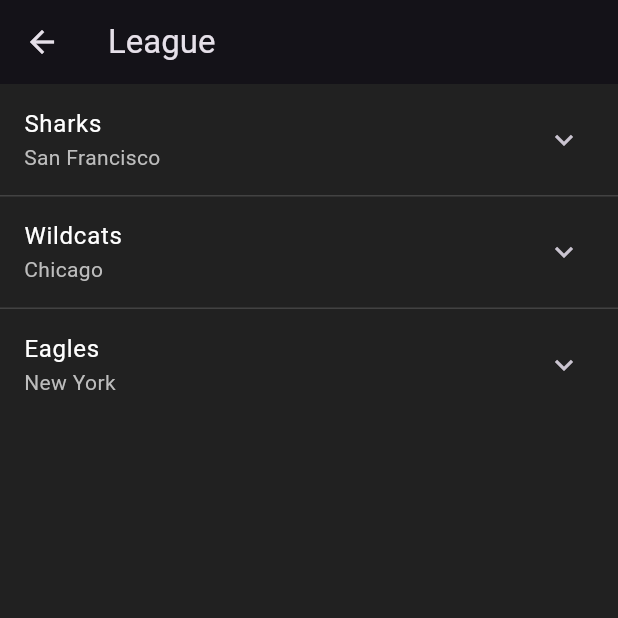
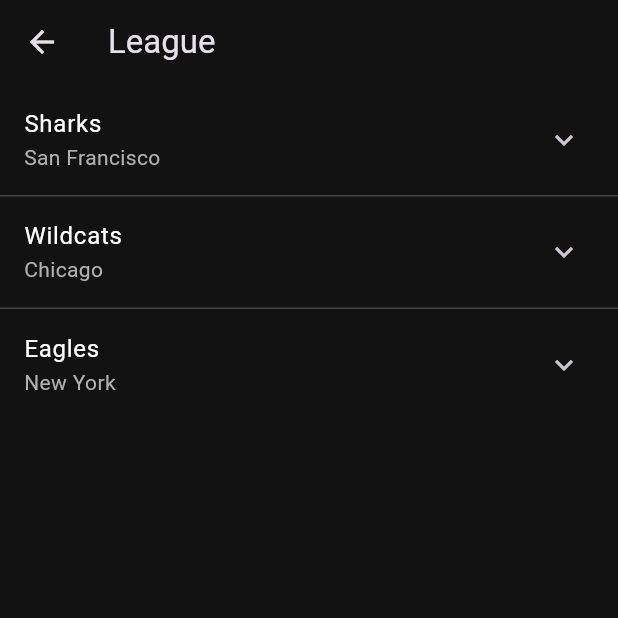
Before and after one commit to mirocle11/basketball_manager, a Flutter app: the screen it shows after launch, after a tap on "League", on a phone screen of 412 x 824 dp, the top half of it. Run offline on Flutter 3.47's test engine with Material 3 defaults, Android fonts, the light colour scheme and no system bars; our stand-ins replace equatable, go_router.

Commit message:
chore: use package imports for core constants

```diff
--- /dev/null
+++ b/lib/core/app_constants.dart
@@ -0,0 +1,55 @@
+import 'package:flutter/material.dart';
+
+class AppColors {
+  static const Color scaffoldBackground = Color(0xFF121212);
+  static const Color surface = Color(0xFF1E1E1E);
+  static const Color border = Color(0xFF424242);
+  static const Color primaryText = Colors.white;
+  static const Color secondaryText = Color(0xFFB0B0B0);
+  static const Color disabled = Color(0xFF757575);
+}
+
+class AppTextStyles {
+  static const TextStyle h1 = TextStyle(
+    color: AppColors.primaryText,
+    fontSize: 32,
+    fontWeight: FontWeight.bold,
+  );
+  static const TextStyle h2 = TextStyle(
+    color: AppColors.primaryText,
+    fontSize: 24,
+    fontWeight: FontWeight.bold,
+  );
+  static const TextStyle hRecord = TextStyle(
+    color: AppColors.primaryText,
+    fontSize: 28,
+    fontWeight: FontWeight.w600,
+  );
+  static const TextStyle h3 = TextStyle(
+    color: AppColors.primaryText,
+    fontSize: 18,
+    fontWeight: FontWeight.w500,
+  );
+  static const TextStyle body = TextStyle(
+    color: AppColors.primaryText,
+    fontSize: 16,
+  );
+  static const TextStyle bodySecondary = TextStyle(
+    color: AppColors.secondaryText,
+    fontSize: 14,
+  );
+}
+
+class AppPaddings {
+  static const double gapSmall = 4;
+  static const double gap = 12;
+  static const double gapLarge = 24;
+
+  static const EdgeInsets screen = EdgeInsets.symmetric(horizontal: 16, vertical: 12);
+  static const EdgeInsets horizontal = EdgeInsets.symmetric(horizontal: 16);
+  static const EdgeInsets vertical = EdgeInsets.symmetric(vertical: 12);
+}
+
+class AppRadii {
+  static const BorderRadius card = BorderRadius.all(Radius.circular(8));
+}
--- /dev/null
+++ b/lib/core/app_theme.dart
@@ -0,0 +1,31 @@
+import 'package:flutter/material.dart';
+import 'app_constants.dart';
+
+class AppTheme {
+  static ThemeData get darkTheme {
+    return ThemeData.dark().copyWith(
+      scaffoldBackgroundColor: AppColors.scaffoldBackground,
+      primaryColor: AppColors.surface,
+      appBarTheme: const AppBarTheme(
+        backgroundColor: AppColors.scaffoldBackground,
+        elevation: 0,
+      ),
+      dividerColor: AppColors.border,
+      textTheme: const TextTheme(
+        displayLarge: AppTextStyles.h1,
+        displayMedium: AppTextStyles.h2,
+        titleMedium: AppTextStyles.h3,
+        bodyLarge: AppTextStyles.body,
+        bodyMedium: AppTextStyles.body,
+        bodySmall: AppTextStyles.bodySecondary,
+      ),
+      bottomNavigationBarTheme: const BottomNavigationBarThemeData(
+        backgroundColor: AppColors.surface,
+        selectedItemColor: AppColors.primaryText,
+        unselectedItemColor: AppColors.disabled,
+        showSelectedLabels: false,
+        showUnselectedLabels: false,
+      ),
+    );
+  }
+}
--- a/lib/features/game_day/view/game_screen.dart
+++ b/lib/features/game_day/view/game_screen.dart
@@ -1,6 +1,7 @@
 import 'package:basketball_manager/routes/routes.dart';
 import 'package:flutter/material.dart';
 import 'package:go_router/go_router.dart';
+import 'package:basketball_manager/core/app_constants.dart';
 
 class GameScreen extends StatelessWidget {
   const GameScreen({super.key});
@@ -16,7 +17,7 @@ class GameScreen extends StatelessWidget {
         title: const Text('Game Day'),
       ),
       body: const Center(
-        child: Text('Game Day Screen - Coming Soon'),
+        child: Text('Game Day Screen - Coming Soon', style: AppTextStyles.body),
       ),
     );
   }
--- a/lib/features/home/view/home_screen.dart
+++ b/lib/features/home/view/home_screen.dart
@@ -1,6 +1,7 @@
 import 'package:flutter/material.dart';
 import 'package:go_router/go_router.dart';
-import '/routes/routes.dart';
+import 'package:basketball_manager/routes/routes.dart';
+import 'package:basketball_manager/core/app_constants.dart';
 
 /// If you already have a TeamBloc or other providers, wrap HomeScreen
 /// with BlocProviders up in main.dart. For now, this is just the UI.
@@ -14,23 +15,19 @@ class HomeScreen extends StatelessWidget {
   @override
   Widget build(BuildContext context) {
     return Scaffold(
-      backgroundColor: Colors.grey.shade900,
+      backgroundColor: AppColors.scaffoldBackground,
       body: SafeArea(
         child: Column(
           children: [
             /// ── Top section: Team name + settings icon
             Padding(
-              padding: const EdgeInsets.symmetric(horizontal: 16, vertical: 12),
+              padding: AppPaddings.screen,
               child: Row(
                 children: [
                   Expanded(
                     child: Text(
                       _teamName,
-                      style: const TextStyle(
-                        color: Colors.white,
-                        fontSize: 24,
-                        fontWeight: FontWeight.bold,
-                      ),
+                      style: AppTextStyles.h2,
                     ),
                   ),
                   IconButton(
@@ -38,7 +35,7 @@ class HomeScreen extends StatelessWidget {
                       // Using go_router: go (replace) or push
                       context.push(Routes.settings);
                     },
-                    icon: const Icon(Icons.settings, color: Colors.white),
+                    icon: const Icon(Icons.settings, color: AppColors.primaryText),
                   ),
                 ],
               ),
@@ -46,66 +43,55 @@ class HomeScreen extends StatelessWidget {
 
             /// ── Season Record Card
             Padding(
-              padding: const EdgeInsets.symmetric(horizontal: 16),
+              padding: AppPaddings.horizontal,
               child: Container(
                 width: double.infinity,
-                padding: const EdgeInsets.symmetric(vertical: 12),
+                padding: AppPaddings.vertical,
                 decoration: BoxDecoration(
-                  color: Colors.grey.shade800,
-                  borderRadius: BorderRadius.circular(8),
-                  border: Border.all(color: Colors.grey.shade700),
+                  color: AppColors.surface,
+                  borderRadius: AppRadii.card,
+                  border: Border.all(color: AppColors.border),
                 ),
                 child: Column(
                   children: [
                     Text(
                       _seasonRecord,
-                      style: const TextStyle(
-                        color: Colors.white,
-                        fontSize: 28,
-                        fontWeight: FontWeight.w600,
-                      ),
+                      style: AppTextStyles.hRecord,
                     ),
-                    const SizedBox(height: 4),
+                    const SizedBox(height: AppPaddings.gapSmall),
                     Text(
                       'Season Record',
-                      style: TextStyle(
-                        color: Colors.grey.shade400,
-                        fontSize: 14,
-                      ),
+                      style: AppTextStyles.bodySecondary,
                     ),
                   ],
                 ),
               ),
             ),
 
-            const SizedBox(height: 24),
+            const SizedBox(height: AppPaddings.gapLarge),
 
             /// ── “Quick Actions” Label
             Padding(
-              padding: const EdgeInsets.symmetric(horizontal: 16),
+              padding: AppPaddings.horizontal,
               child: Align(
                 alignment: Alignment.centerLeft,
                 child: Text(
                   'Quick Actions',
-                  style: TextStyle(
-                    color: Colors.grey.shade300,
-                    fontSize: 18,
-                    fontWeight: FontWeight.w500,
-                  ),
+                  style: AppTextStyles.h3.copyWith(color: AppColors.secondaryText),
                 ),
               ),
             ),
 
-            const SizedBox(height: 12),
+            const SizedBox(height: AppPaddings.gap),
 
             /// ── Grid of Action Buttons
             Padding(
-              padding: const EdgeInsets.symmetric(horizontal: 16),
+              padding: AppPaddings.horizontal,
               child: GridView.count(
                 shrinkWrap: true,
                 crossAxisCount: 2,
-                crossAxisSpacing: 12,
-                mainAxisSpacing: 12,
+                crossAxisSpacing: AppPaddings.gap,
+                mainAxisSpacing: AppPaddings.gap,
                 childAspectRatio: 3, // wider buttons
                 children: [
                   _ActionButton(
@@ -158,18 +144,18 @@ class HomeScreen extends StatelessWidget {
                       },
                       child: Container(
                         decoration: BoxDecoration(
-                          color: Colors.grey.shade800,
-                          borderRadius: BorderRadius.circular(8),
-                          border: Border.all(color: Colors.grey.shade700),
+                          color: AppColors.surface,
+                          borderRadius: AppRadii.card,
+                          border: Border.all(color: AppColors.border),
                         ),
                         child: const Row(
                           mainAxisAlignment: MainAxisAlignment.center,
                           children: [
-                            Icon(Icons.article, color: Colors.white),
-                            SizedBox(width: 8),
+                            Icon(Icons.article, color: AppColors.primaryText),
+                            SizedBox(width: AppPaddings.gap),
                             Text(
                               'News/Events',
-                              style: TextStyle(color: Colors.white, fontSize: 16),
+                              style: AppTextStyles.body,
                             ),
                           ],
                         ),
@@ -185,9 +171,9 @@ class HomeScreen extends StatelessWidget {
 
       /// ── Bottom Navigation Bar
       bottomNavigationBar: BottomNavigationBar(
-        backgroundColor: Colors.grey.shade800,
-        selectedItemColor: Colors.white,
-        unselectedItemColor: Colors.grey.shade500,
+        backgroundColor: AppColors.surface,
+        selectedItemColor: AppColors.primaryText,
+        unselectedItemColor: AppColors.disabled,
         currentIndex: 0, // Home is index 0
         showSelectedLabels: false,
         showUnselectedLabels: false,
@@ -256,18 +242,18 @@ class _ActionButton extends StatelessWidget {
       onTap: onTap,
       child: Container(
         decoration: BoxDecoration(
-          color: Colors.grey.shade800,
-          borderRadius: BorderRadius.circular(8),
-          border: Border.all(color: Colors.grey.shade700),
+          color: AppColors.surface,
+          borderRadius: AppRadii.card,
+          border: Border.all(color: AppColors.border),
         ),
         child: Row(
           mainAxisAlignment: MainAxisAlignment.center,
           children: [
-            Icon(icon, color: Colors.white),
-            const SizedBox(width: 8),
+            Icon(icon, color: AppColors.primaryText),
+            const SizedBox(width: AppPaddings.gap),
             Text(
               label,
-              style: const TextStyle(color: Colors.white, fontSize: 16),
+              style: AppTextStyles.body,
             ),
           ],
         ),
--- a/lib/features/home/view/splash_screen.dart
+++ b/lib/features/home/view/splash_screen.dart
@@ -1,7 +1,8 @@
 import 'dart:async';
 import 'package:flutter/material.dart';
 import 'package:go_router/go_router.dart';
-import '/routes/routes.dart';
+import 'package:basketball_manager/routes/routes.dart';
+import 'package:basketball_manager/core/app_constants.dart';
 
 class SplashScreen extends StatefulWidget {
   const SplashScreen({super.key});
@@ -23,31 +24,24 @@ class _SplashScreenState extends State<SplashScreen> {
   @override
   Widget build(BuildContext context) {
     return Scaffold(
-      backgroundColor: Colors.black,
+      backgroundColor: AppColors.scaffoldBackground,
       body: SafeArea(
         child: Stack(
           children: [
             const Center(
               child: Text(
                 'Basketball GM',
-                style: TextStyle(
-                  color: Colors.white,
-                  fontSize: 32,
-                  fontWeight: FontWeight.bold,
-                ),
+                style: AppTextStyles.h1,
               ),
             ),
             Positioned(
               left: 0,
               right: 0,
-              bottom: 24,
+              bottom: AppPaddings.gapLarge,
               child: Text(
                 'Version 1.0',
                 textAlign: TextAlign.center,
-                style: TextStyle(
-                  color: Colors.grey.shade600,
-                  fontSize: 14,
-                ),
+                style: AppTextStyles.bodySecondary,
               ),
             ),
           ],
--- a/lib/features/league/view/league_screen.dart
+++ b/lib/features/league/view/league_screen.dart
@@ -2,6 +2,7 @@ import 'package:basketball_manager/features/league/data/league_repository.dart';
 import 'package:basketball_manager/domain/entities/team.dart';
 import 'package:flutter/material.dart';
 import 'package:go_router/go_router.dart';
+import 'package:basketball_manager/core/app_constants.dart';
 
 class LeagueScreen extends StatelessWidget {
   const LeagueScreen({super.key});
@@ -20,18 +21,18 @@ class LeagueScreen extends StatelessWidget {
       ),
       body: ListView.separated(
         itemCount: teams.length,
-        separatorBuilder: (_, __) => Divider(color: Colors.grey.shade800, height: 1),
+        separatorBuilder: (_, __) => Divider(color: AppColors.border, height: 1),
         itemBuilder: (_, index) {
           final team = teams[index];
           return ExpansionTile(
-            title: Text(team.name, style: const TextStyle(color: Colors.white)),
-            subtitle: Text(team.city, style: TextStyle(color: Colors.grey.shade400)),
+            title: Text(team.name, style: AppTextStyles.body),
+            subtitle: Text(team.city, style: AppTextStyles.bodySecondary),
             children: team.roster
                 .map(
                   (p) => ListTile(
-                title: Text(p.name, style: const TextStyle(color: Colors.white)),
-                subtitle: Text(p.position.name, style: TextStyle(color: Colors.grey.shade400)),
-                trailing: Text('${p.rating}', style: const TextStyle(color: Colors.white)),
+                title: Text(p.name, style: AppTextStyles.body),
+                subtitle: Text(p.position.name, style: AppTextStyles.bodySecondary),
+                trailing: Text('${p.rating}', style: AppTextStyles.body),
               ),
             )
                 .toList(),
--- a/lib/features/standings/view/standings_screen.dart
+++ b/lib/features/standings/view/standings_screen.dart
@@ -3,6 +3,7 @@ import 'package:basketball_manager/domain/entities/team_standing.dart';
 import 'package:basketball_manager/routes/routes.dart';
 import 'package:flutter/material.dart';
 import 'package:go_router/go_router.dart';
+import 'package:basketball_manager/core/app_constants.dart';
 
 class StandingsScreen extends StatelessWidget {
   const StandingsScreen({super.key});
@@ -21,22 +22,22 @@ class StandingsScreen extends StatelessWidget {
       ),
       body: ListView.separated(
         itemCount: standings.length,
-        separatorBuilder: (_, __) => Divider(color: Colors.grey.shade800, height: 1),
+        separatorBuilder: (_, __) => Divider(color: AppColors.border, height: 1),
         itemBuilder: (context, index) {
           final team = standings[index];
           return ListTile(
             contentPadding: const EdgeInsets.symmetric(horizontal: 16, vertical: 4),
             leading: Text(
               '${index + 1}',
-              style: const TextStyle(color: Colors.white, fontWeight: FontWeight.w600),
+              style: AppTextStyles.body.copyWith(fontWeight: FontWeight.w600),
             ),
             title: Text(
               team.name,
-              style: const TextStyle(color: Colors.white),
+              style: AppTextStyles.body,
             ),
             trailing: Text(
               '${team.wins}-${team.losses}',
-              style: TextStyle(color: Colors.grey.shade400),
+              style: AppTextStyles.bodySecondary,
             ),
           );
         },
--- a/lib/features/team_management/view/team_screen.dart
+++ b/lib/features/team_management/view/team_screen.dart
@@ -2,6 +2,7 @@ import 'package:basketball_manager/domain/entities/player.dart';
 import 'package:basketball_manager/routes/routes.dart';
 import 'package:flutter/material.dart';
 import 'package:go_router/go_router.dart';
+import 'package:basketball_manager/core/app_constants.dart';
 
 import 'package:basketball_manager/features/team_management/data/team_repository.dart';
 
@@ -15,21 +16,21 @@ class TeamScreen extends StatelessWidget {
     return DefaultTabController(
       length: 4,
       child: Scaffold(
-        backgroundColor: Colors.grey.shade900,
+        backgroundColor: AppColors.scaffoldBackground,
         appBar: AppBar(
-          backgroundColor: Colors.grey.shade900,
+          backgroundColor: AppColors.scaffoldBackground,
           elevation: 0,
           leading: IconButton(
             icon: const Icon(Icons.arrow_back),
             onPressed: () => context.go(Routes.home),
           ),
-          title: const Text('Team Management', style: TextStyle(fontWeight: FontWeight.w600)),
+          title: const Text('Team Management', style: AppTextStyles.h3),
           centerTitle: true,
           bottom: const TabBar(
             isScrollable: true,
-            indicatorColor: Colors.white,
+            indicatorColor: AppColors.primaryText,
             indicatorWeight: 3,
-            labelPadding: EdgeInsets.symmetric(horizontal: 24),
+            labelPadding: EdgeInsets.symmetric(horizontal: AppPaddings.gapLarge),
             tabs: [
               Tab(text: 'Roster'),
               Tab(text: 'Tactics'),
@@ -59,14 +60,14 @@ class _RosterTab extends StatelessWidget {
   Widget build(BuildContext context) {
     return ListView.separated(
       itemCount: roster.length,
-      separatorBuilder: (_, __) => Divider(color: Colors.grey.shade800, height: 1),
+      separatorBuilder: (_, __) => Divider(color: AppColors.border, height: 1),
       itemBuilder: (_, i) {
         final p = roster[i];
         return ListTile(
           contentPadding: const EdgeInsets.symmetric(horizontal: 16, vertical: 4),
-          title: Text(p.name, style: const TextStyle(color: Colors.white, fontWeight: FontWeight.w500)),
-          subtitle: Text(p.position.name, style: TextStyle(color: Colors.grey.shade400, fontSize: 13)),
-          trailing: Text('${p.rating}', style: const TextStyle(color: Colors.white, fontWeight: FontWeight.w600)),
+          title: Text(p.name, style: AppTextStyles.body.copyWith(fontWeight: FontWeight.w500)),
+          subtitle: Text(p.position.name, style: AppTextStyles.bodySecondary.copyWith(fontSize: 13)),
+          trailing: Text('${p.rating}', style: AppTextStyles.body.copyWith(fontWeight: FontWeight.w600)),
           onTap: () {
             // context.push('/player/${p.id}');
           },
@@ -82,6 +83,6 @@ class _PlaceholderTab extends StatelessWidget {
 
   @override
   Widget build(BuildContext context) => Center(
-    child: Text('$label (coming soon)', style: TextStyle(color: Colors.grey.shade400)),
+    child: Text('$label (coming soon)', style: AppTextStyles.bodySecondary),
   );
 }
--- a/lib/main.dart
+++ b/lib/main.dart
@@ -1,8 +1,9 @@
 import 'package:basketball_manager/features/league/view/league_screen.dart';
 import 'package:flutter/material.dart';
 import 'package:go_router/go_router.dart';
+import 'package:basketball_manager/core/app_theme.dart';
 
-import 'routes/routes.dart';
+import 'package:basketball_manager/routes/routes.dart';
 import 'features/home/view/splash_screen.dart';
 import 'features/home/view/home_screen.dart';
 import 'features/team_management/view/team_screen.dart';
@@ -120,10 +121,7 @@ class BasketballManagerApp extends StatelessWidget {
     return MaterialApp.router(
       title: 'Basketball GM',
       debugShowCheckedModeBanner: false,
-      theme: ThemeData.dark().copyWith(
-        scaffoldBackgroundColor: Colors.grey.shade900,
-        primaryColor: Colors.grey.shade800,
-      ),
+      theme: AppTheme.darkTheme,
 
       // 3) Tell Flutter to use GoRouter
       routerConfig: router,
```
